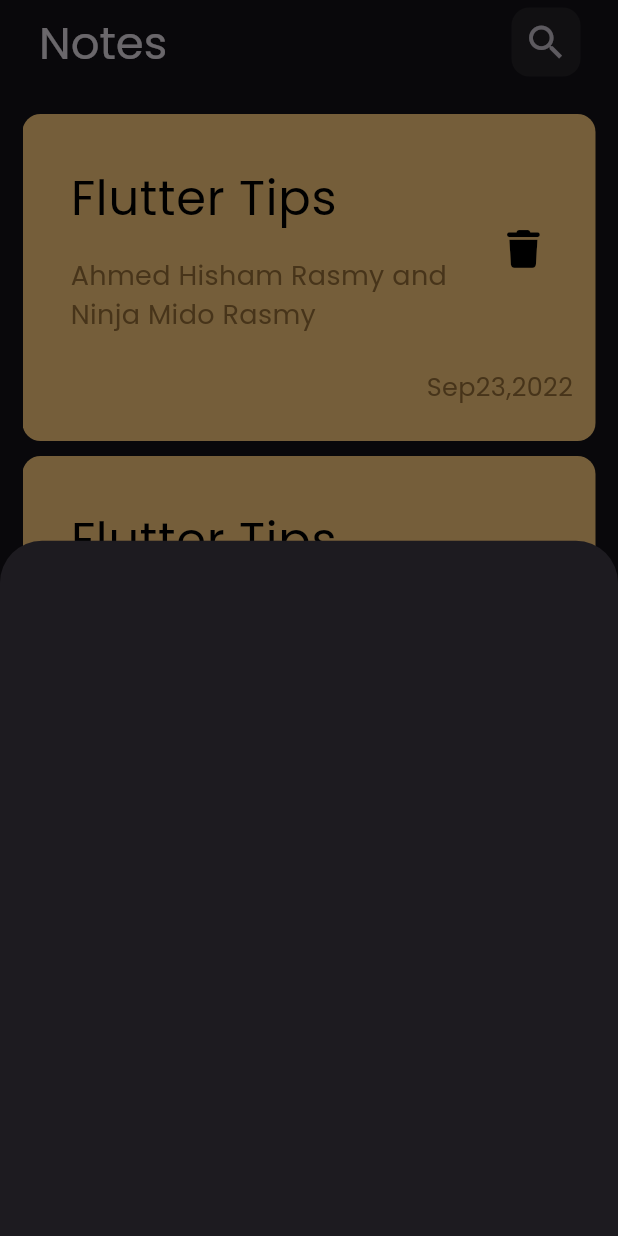
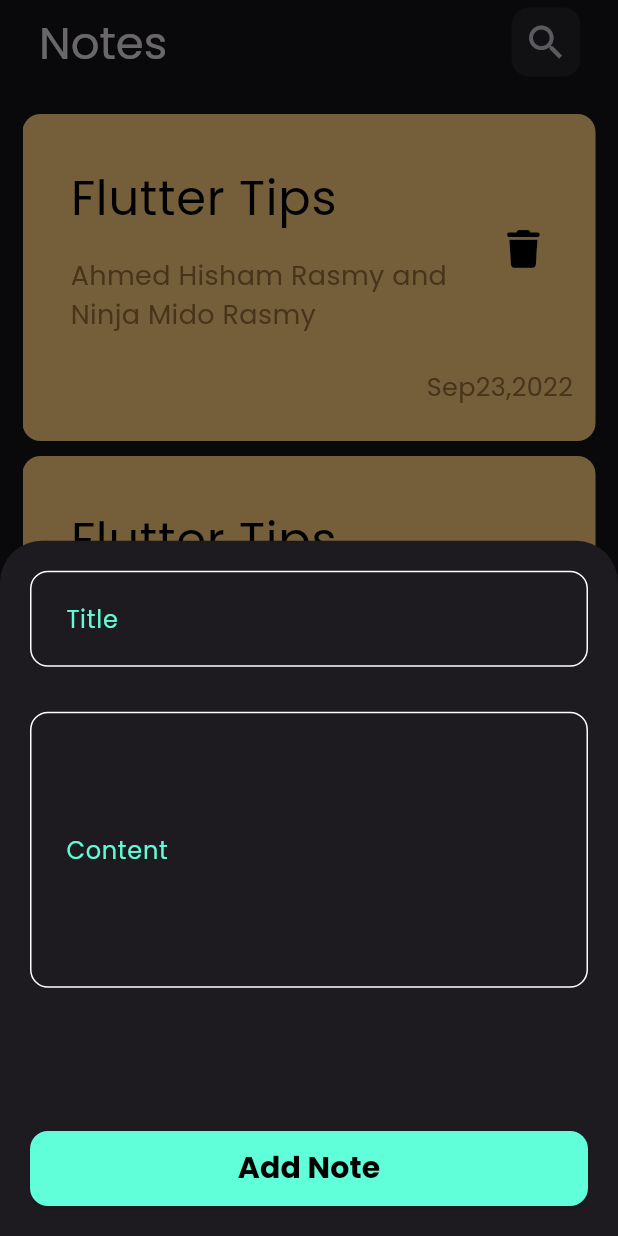
Before and after one commit to AhmedRasmy1/notes_app, a Flutter app: the screen it shows after launch, after a tap on the "add" icon, on a phone screen of 412 x 824 dp. Run offline on Flutter 3.47's test engine with Material 3 defaults, Android fonts, the phone set to English and light mode, and no system bars; our stand-ins replace font_awesome_flutter, google_fonts.

Commit message:
create custom text field & elevated button

```diff
--- /dev/null
+++ b/lib/Views/Widgets/custom_elevated_button.dart
@@ -0,0 +1,25 @@
+import 'package:flutter/material.dart';
+
+class CustomElevatedButton extends StatelessWidget {
+  const CustomElevatedButton({
+    super.key,
+  });
+
+  @override
+  Widget build(BuildContext context) {
+    return ElevatedButton(
+      onPressed: () {},
+      style: const ButtonStyle(
+          minimumSize: WidgetStatePropertyAll(Size(double.infinity, 50)),
+          backgroundColor: WidgetStatePropertyAll(Color(0xff60ffd9)),
+          shape: WidgetStatePropertyAll(RoundedRectangleBorder(
+            borderRadius: BorderRadius.all(Radius.circular(12)),
+          ))),
+      child: const Text(
+        "Add Note",
+        style: TextStyle(
+            color: Colors.black, fontSize: 20, fontWeight: FontWeight.bold),
+      ),
+    );
+  }
+}
--- /dev/null
+++ b/lib/Views/Widgets/custom_text_field.dart
@@ -0,0 +1,35 @@
+// ignore_for_file: public_member_api_docs, sort_constructors_first
+import 'package:flutter/material.dart';
+
+class CustomTextField extends StatelessWidget {
+  const CustomTextField({
+    super.key,
+    required this.maxLines,
+    required this.hintText,
+    required this.labelText,
+  });
+  final int maxLines;
+  final String hintText;
+  final String labelText;
+  @override
+  Widget build(BuildContext context) {
+    return TextField(
+      maxLines: maxLines,
+      decoration: InputDecoration(
+          hintText: hintText,
+          border: const OutlineInputBorder(
+            borderRadius: BorderRadius.all(Radius.circular(12)),
+            borderSide: BorderSide(color: Colors.white),
+          ),
+          labelText: labelText,
+          labelStyle: const TextStyle(color: Color(0xff61fcd7)),
+          enabledBorder: const OutlineInputBorder(
+            borderRadius: BorderRadius.all(Radius.circular(12)),
+            borderSide: BorderSide(
+              color: Colors.white,
+            ),
+          ),
+          contentPadding: EdgeInsets.all(20)),
+    );
+  }
+}
--- a/lib/Views/custom_button_sheet.dart
+++ b/lib/Views/custom_button_sheet.dart
@@ -1,10 +1,34 @@
 import 'package:flutter/material.dart';
+import 'package:notes_app/Views/Widgets/custom_elevated_button.dart';
+import 'package:notes_app/Views/Widgets/custom_text_field.dart';
 
 class AddNoteButtonSheet extends StatelessWidget {
   const AddNoteButtonSheet({super.key});
 
   @override
   Widget build(BuildContext context) {
-    return Container();
+    return const Padding(
+      padding: EdgeInsets.all(20),
+      child: Column(
+        crossAxisAlignment: CrossAxisAlignment.stretch,
+        children: [
+          CustomTextField(
+            maxLines: 1,
+            labelText: "Title",
+            hintText: "Title",
+          ),
+          SizedBox(
+            height: 30,
+          ),
+          CustomTextField(
+            maxLines: 6,
+            labelText: "Content",
+            hintText: "Content",
+          ),
+          Spacer(),
+          CustomElevatedButton(),
+        ],
+      ),
+    );
   }
 }
```
